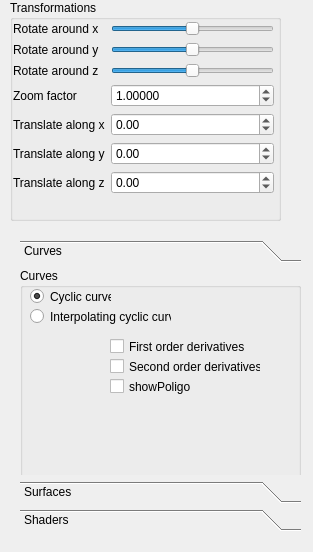
Above: QtFramework/GUI/SideWidget.ui from Lasoloz/cagd-assignments before the change. Below: the same form after it.
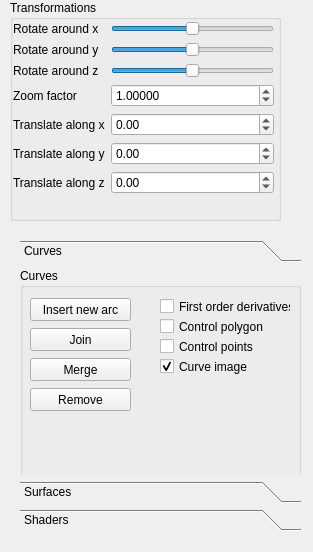
That is the form after the change.

Commit message: [arc] Adding interactive user interface

Patch:
```diff
--- a/QtFramework/GUI/SideWidget.ui
+++ b/QtFramework/GUI/SideWidget.ui
@@ -259,54 +259,25 @@
      <property name="title">
       <string>Curves</string>
      </property>
-     <widget class="QRadioButton" name="cyclicCurvesRButton">
+     <widget class="QCheckBox" name="controlPolygon">
       <property name="geometry">
        <rect>
-        <x>10</x>
-        <y>20</y>
-        <width>81</width>
+        <x>140</x>
+        <y>50</y>
+        <width>131</width>
         <height>17</height>
        </rect>
       </property>
       <property name="text">
-       <string>Cyclic curve</string>
-      </property>
-      <property name="checked">
-       <bool>true</bool>
-      </property>
-     </widget>
-     <widget class="QRadioButton" name="interpolatingCurveRButton">
-      <property name="geometry">
-       <rect>
-        <x>10</x>
-        <y>40</y>
-        <width>141</width>
-        <height>17</height>
-       </rect>
-      </property>
-      <property name="text">
-       <string>Interpolating cyclic curve</string>
-      </property>
-     </widget>
-     <widget class="QCheckBox" name="checkBox">
-      <property name="geometry">
-       <rect>
-        <x>90</x>
-        <y>110</y>
-        <width>81</width>
-        <height>17</height>
-       </rect>
-      </property>
-      <property name="text">
-       <string>showPoligon</string>
+       <string>Control polygon</string>
       </property>
      </widget>
      <widget class="QCheckBox" name="firstOrderDerivatives">
       <property name="geometry">
        <rect>
-        <x>90</x>
-        <y>70</y>
-        <width>141</width>
+        <x>140</x>
+        <y>30</y>
+        <width>131</width>
         <height>17</height>
        </rect>
       </property>
@@ -314,17 +285,85 @@
        <string>First order derivatives</string>
       </property>
      </widget>
-     <widget class="QCheckBox" name="secondOrderDerivatives">
+     <widget class="QPushButton" name="insertNewArcButton">
       <property name="geometry">
        <rect>
-        <x>90</x>
+        <x>10</x>
+        <y>30</y>
+        <width>101</width>
+        <height>23</height>
+       </rect>
+      </property>
+      <property name="text">
+       <string>Insert new arc</string>
+      </property>
+     </widget>
+     <widget class="QPushButton" name="joinArcsButton">
+      <property name="geometry">
+       <rect>
+        <x>10</x>
+        <y>60</y>
+        <width>101</width>
+        <height>23</height>
+       </rect>
+      </property>
+      <property name="text">
+       <string>Join</string>
+      </property>
+     </widget>
+     <widget class="QPushButton" name="mergeArcsButton">
+      <property name="geometry">
+       <rect>
+        <x>10</x>
         <y>90</y>
-        <width>151</width>
+        <width>101</width>
+        <height>23</height>
+       </rect>
+      </property>
+      <property name="text">
+       <string>Merge</string>
+      </property>
+     </widget>
+     <widget class="QPushButton" name="ereaseArcButton">
+      <property name="geometry">
+       <rect>
+        <x>10</x>
+        <y>120</y>
+        <width>101</width>
+        <height>23</height>
+       </rect>
+      </property>
+      <property name="text">
+       <string>Remove</string>
+      </property>
+     </widget>
+     <widget class="QCheckBox" name="controlPoints">
+      <property name="geometry">
+       <rect>
+        <x>140</x>
+        <y>70</y>
+        <width>131</width>
         <height>17</height>
        </rect>
       </property>
       <property name="text">
-       <string>Second order derivatives</string>
+       <string>Control points</string>
+      </property>
+     </widget>
+     <widget class="QCheckBox" name="curveImage">
+      <property name="geometry">
+       <rect>
+        <x>140</x>
+        <y>90</y>
+        <width>131</width>
+        <height>17</height>
+       </rect>
+      </property>
+      <property name="text">
+       <string>Curve image</string>
+      </property>
+      <property name="checked">
+       <bool>true</bool>
       </property>
      </widget>
     </widget>
```
The commit also changes 6 other files.
